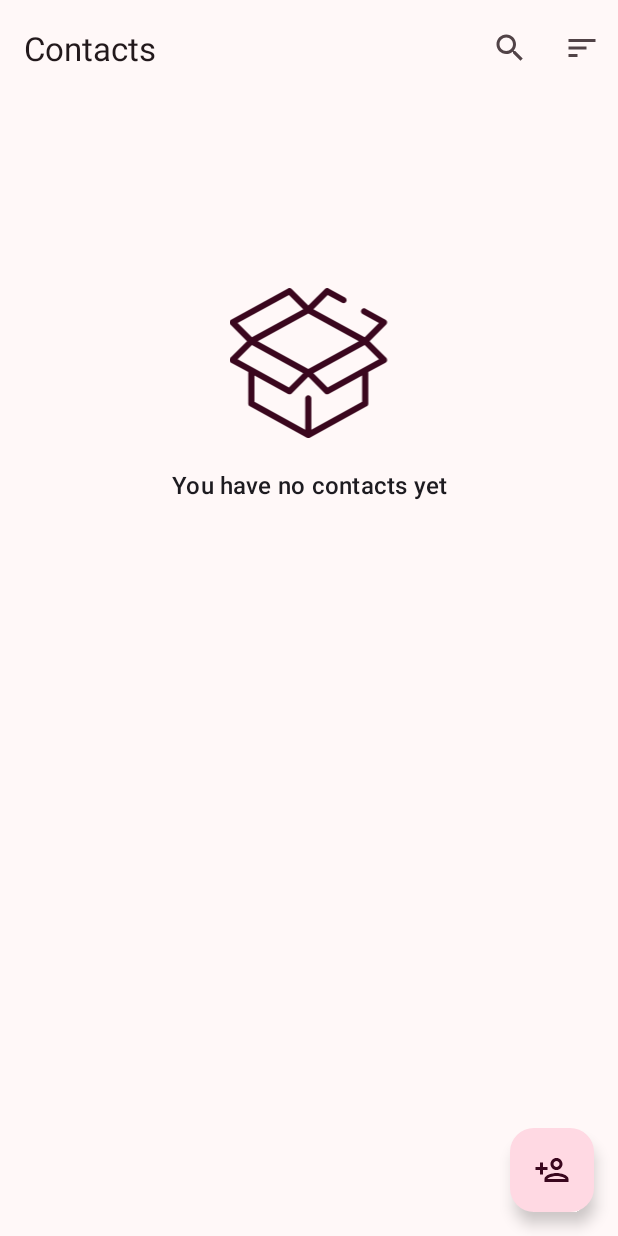
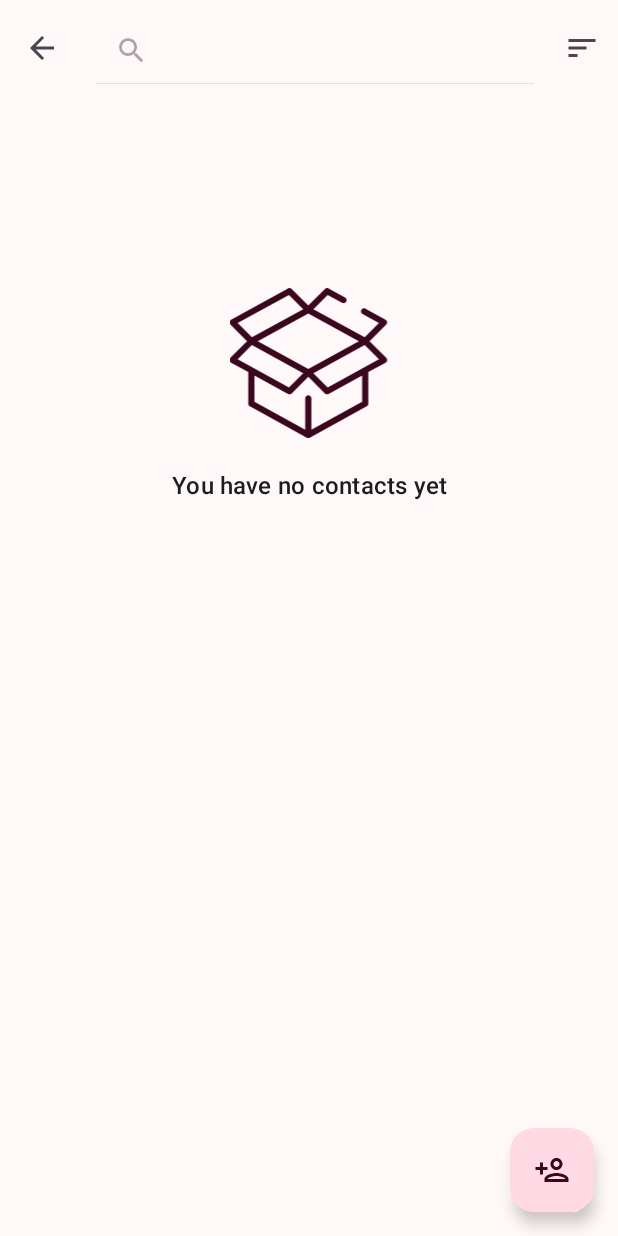
Before and after one commit to raafamdr/contact-list, an Android app: the screen it shows after launch (MainActivity), after a tap on "Search", on a phone screen of 412 x 824 dp. Run offline under Robolectric (Android 15) with nearby library versions, the phone set to English and light mode, and no system bars; our stand-ins replace Room's generated code.

Commit message:
Add search and sort features in HomeFragment

```diff
--- a/app/src/main/java/com/rafael/contact_list/HomeFragment.kt
+++ b/app/src/main/java/com/rafael/contact_list/HomeFragment.kt
@@ -5,14 +5,18 @@ import androidx.fragment.app.Fragment
 import android.view.LayoutInflater
 import android.view.View
 import android.view.ViewGroup
+import androidx.appcompat.widget.SearchView
 import androidx.fragment.app.activityViewModels
 import androidx.navigation.fragment.findNavController
 import androidx.recyclerview.widget.LinearLayoutManager
+import com.rafael.contact_list.data.Contact
 import com.rafael.contact_list.databinding.FragmentHomeBinding
 
-class HomeFragment : Fragment() {
+class HomeFragment : Fragment(), SearchView.OnQueryTextListener {
     private var _binding: FragmentHomeBinding? = null
     private val binding get() = _binding!!
+    private lateinit var adapter: ContactListAdapter
+    private var contacts: List<Contact> = emptyList()
 
     private val viewModel: ContactsViewModel by activityViewModels {
         ContactsViewModelFactory(
@@ -32,7 +36,7 @@ class HomeFragment : Fragment() {
     override fun onViewCreated(view: View, savedInstanceState: Bundle?) {
         super.onViewCreated(view, savedInstanceState)
 
-        val adapter = ContactListAdapter {
+        adapter = ContactListAdapter {
             val action = HomeFragmentDirections.actionHomeFragmentToContactDetailFragment(it.id)
             this.findNavController().navigate(action)
         }
@@ -59,12 +63,22 @@ class HomeFragment : Fragment() {
         binding.topAppBar.setOnMenuItemClickListener { menuItem ->
             when (menuItem.itemId) {
                 R.id.search -> {
-                    // TODO search feature
+                    val searchView = menuItem.actionView as SearchView
+                    searchView.setOnQueryTextListener(this@HomeFragment)
                     true
                 }
 
-                R.id.sort -> {
-                    // TODO sort feature
+                R.id.az -> {
+                    contacts = viewModel.allContacts.value ?: emptyList()
+                    contacts = contacts.sortedBy { it.firstName }
+                    adapter.submitList(contacts)
+                    true
+                }
+
+                R.id.za -> {
+                    contacts = viewModel.allContacts.value ?: emptyList()
+                    contacts = contacts.sortedByDescending { it.firstName }
+                    adapter.submitList(contacts)
                     true
                 }
 
@@ -77,4 +91,22 @@ class HomeFragment : Fragment() {
         super.onDestroy()
         _binding = null
     }
+
+    override fun onQueryTextSubmit(query: String?): Boolean {
+        return false
+    }
+
+    override fun onQueryTextChange(query: String?): Boolean {
+        filterList(query)
+        return true
+    }
+
+    private fun filterList(query: String?) {
+        contacts = if (query.isNullOrEmpty()) {
+            viewModel.allContacts.value ?: emptyList()
+        } else {
+            viewModel.searchContacts(query)
+        }
+        adapter.submitList(contacts)
+    }
 }
--- a/app/src/main/res/menu/top_app_bar.xml
+++ b/app/src/main/res/menu/top_app_bar.xml
@@ -6,12 +6,26 @@
         android:contentDescription="@string/search"
         android:icon="@drawable/ic_search"
         android:title="@string/search"
-        app:showAsAction="ifRoom" />
+        app:actionViewClass="androidx.appcompat.widget.SearchView"
+        app:showAsAction="collapseActionView|ifRoom" />
 
     <item
         android:id="@+id/sort"
         android:contentDescription="@string/sort_by"
         android:icon="@drawable/ic_sort"
         android:title="@string/sort_by"
-        app:showAsAction="ifRoom" />
+        app:showAsAction="always">
+        <menu>
+            <item
+                android:id="@+id/az"
+                android:contentDescription="@string/az"
+                android:title="@string/az"
+                app:showAsAction="never" />
+            <item
+                android:id="@+id/za"
+                android:contentDescription="@string/za"
+                android:title="@string/za"
+                app:showAsAction="never" />
+        </menu>
+    </item>
 </menu>
```
Also changed, not shown: app/src/main/java/com/rafael/contact_list/ContactsViewModel.kt (+9 -0 lines).
